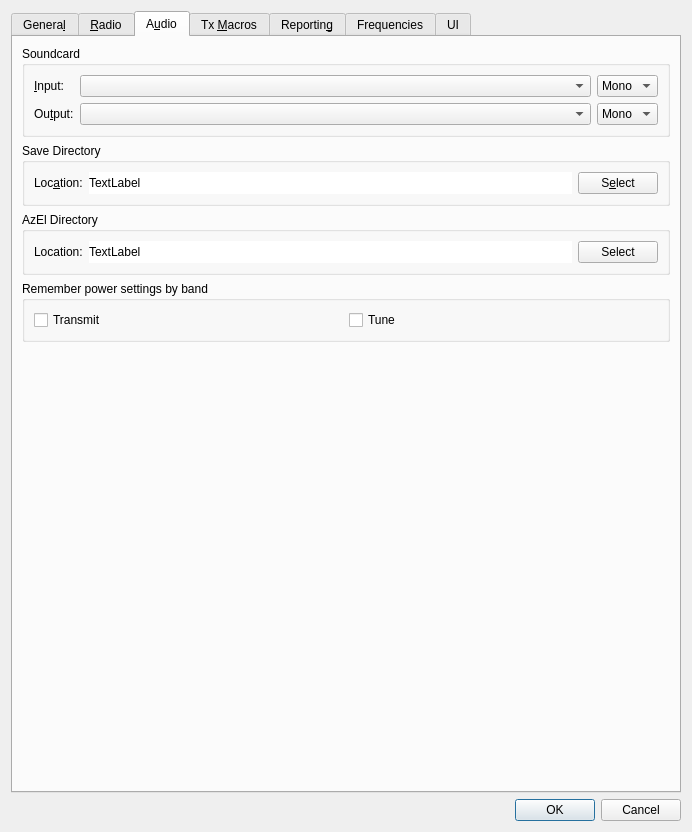
The window that Configuration.ui (qcmiao1998/js8call) describes before a commit, drawn with Qt 5.
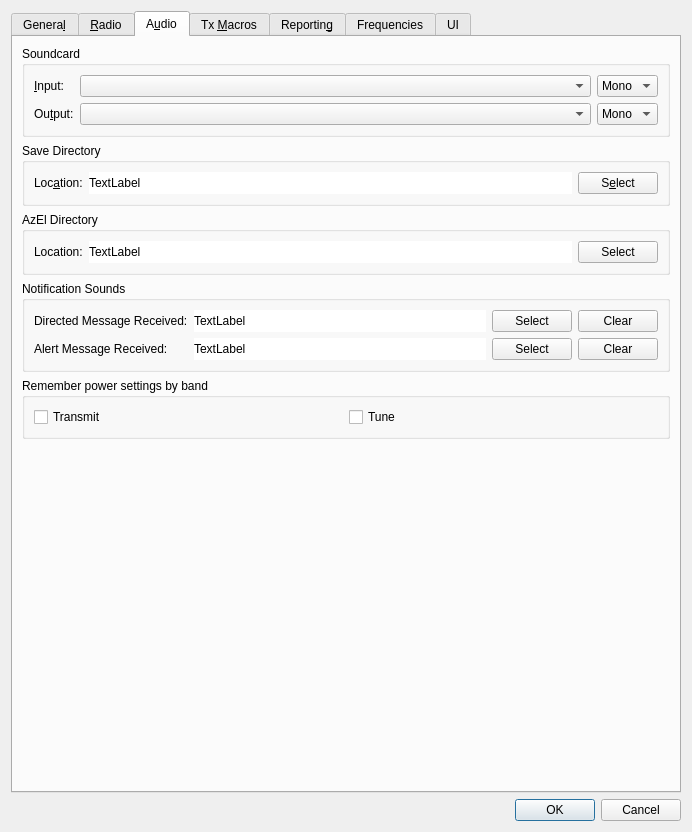
The same window after the commit. The open tabs and pages were chosen to show the change.

Commit message: Added directed message and alert message notification sound configuration options

Patch:
```diff
--- a/Configuration.ui
+++ b/Configuration.ui
@@ -1790,6 +1790,95 @@
          </layout>
         </widget>
        </item>
+       <item>
+        <widget class="QGroupBox" name="groupBox_13">
+         <property name="title">
+          <string>Notification Sounds</string>
+         </property>
+         <layout class="QGridLayout" name="gridLayout_18">
+          <item row="1" column="0">
+           <widget class="QLabel" name="sound_dm_path_label">
+            <property name="text">
+             <string>Directed Message Received:</string>
+            </property>
+            <property name="buddy">
+             <cstring>azel_path_select_push_button</cstring>
+            </property>
+           </widget>
+          </item>
+          <item row="1" column="1">
+           <widget class="QLabel" name="sound_dm_path_display_label">
+            <property name="sizePolicy">
+             <sizepolicy hsizetype="Preferred" vsizetype="Preferred">
+              <horstretch>1</horstretch>
+              <verstretch>0</verstretch>
+             </sizepolicy>
+            </property>
+            <property name="styleSheet">
+             <string notr="true">background-color: rgb(255, 255, 255);</string>
+            </property>
+            <property name="text">
+             <string>TextLabel</string>
+            </property>
+           </widget>
+          </item>
+          <item row="1" column="2">
+           <widget class="QPushButton" name="sound_dm_path_select_push_button">
+            <property name="text">
+             <string>Select</string>
+            </property>
+           </widget>
+          </item>
+          <item row="1" column="3">
+           <widget class="QPushButton" name="sound_dm_path_reset_push_button">
+            <property name="text">
+             <string>Clear</string>
+            </property>
+           </widget>
+          </item>
+          <item row="2" column="0">
+           <widget class="QLabel" name="sound_am_path_label">
+            <property name="text">
+             <string>Alert Message Received:</string>
+            </property>
+            <property name="buddy">
+             <cstring>azel_path_select_push_button</cstring>
+            </property>
+           </widget>
+          </item>
+          <item row="2" column="2">
+           <widget class="QPushButton" name="sound_am_path_select_push_button">
+            <property name="text">
+             <string>Select</string>
+            </property>
+           </widget>
+          </item>
+          <item row="2" column="3">
+           <widget class="QPushButton" name="sound_am_path_reset_push_button">
+            <property name="text">
+             <string>Clear</string>
+            </property>
+           </widget>
+          </item>
+          <item row="2" column="1">
+           <widget class="QLabel" name="sound_am_path_display_label">
+            <property name="sizePolicy">
+             <sizepolicy hsizetype="Preferred" vsizetype="Preferred">
+              <horstretch>1</horstretch>
+              <verstretch>0</verstretch>
+             </sizepolicy>
+            </property>
+            <property name="styleSheet">
+             <string notr="true">background-color: rgb(255, 255, 255);</string>
+            </property>
+            <property name="text">
+             <string>TextLabel</string>
+            </property>
+           </widget>
+          </item>
+         </layout>
+        </widget>
+       </item>
        <item>
         <widget class="QGroupBox" name="split_operation_group_box_2">
          <property name="toolTip">
```
The commit also changes 3 other files.
